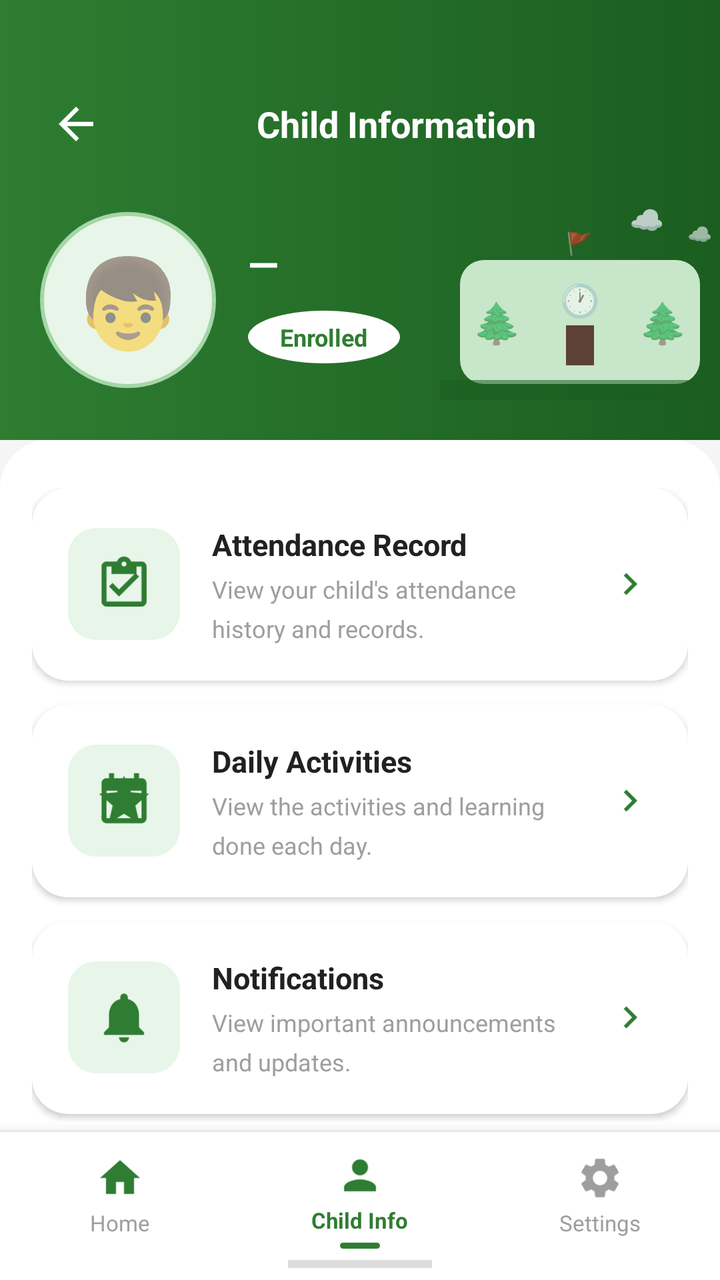
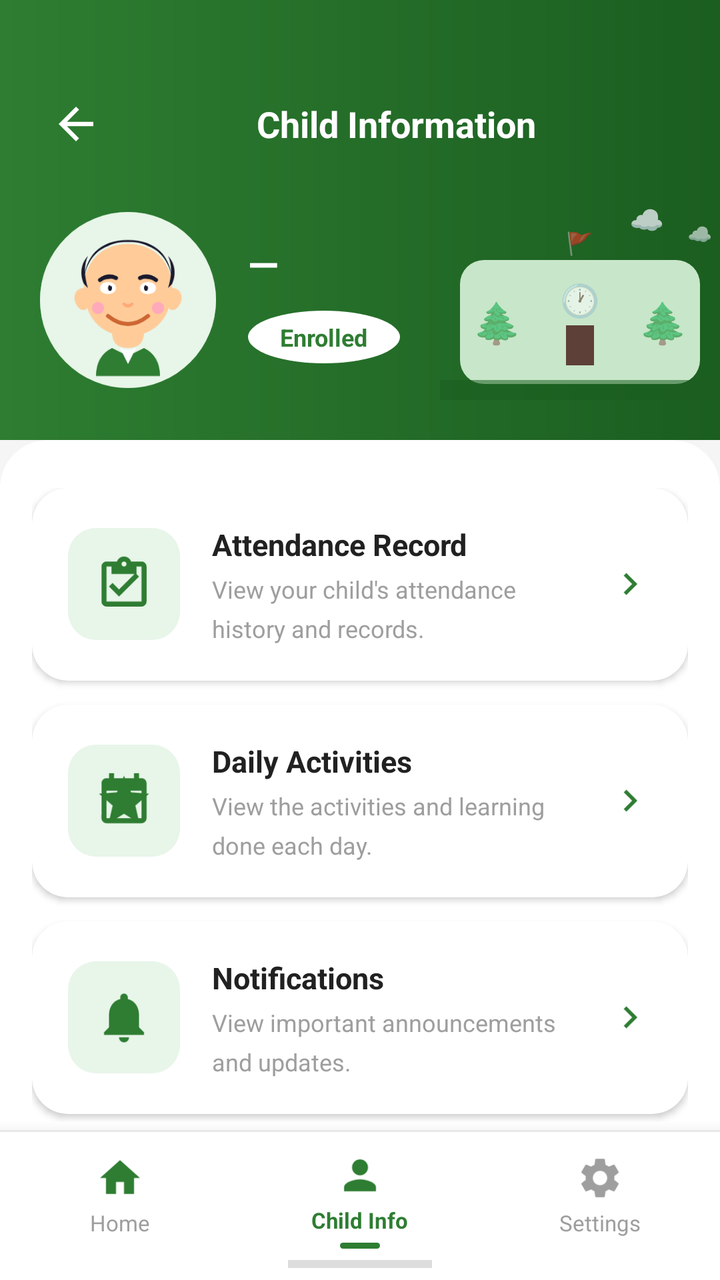

Before-and-after screenshots of an Android layout around one commit, followed by the original layout XML and the change that was made.
<!-- AndroidManifest.xml: application theme Theme.AlamadaChildMonitor -->
<!-- res/layout/activity_child_detail.xml -->
<?xml version="1.0" encoding="utf-8"?>
<LinearLayout
    xmlns:android="http://schemas.android.com/apk/res/android"
    xmlns:app="http://schemas.android.com/apk/res-auto"
    android:layout_width="match_parent"
    android:layout_height="match_parent"
    android:orientation="vertical"
    android:background="#F5F5F5">

    
    <LinearLayout
        android:layout_width="match_parent"
        android:layout_height="wrap_content"
        android:orientation="vertical"
        android:background="@drawable/header_green_gradient"
        android:paddingStart="20dp"
        android:paddingEnd="0dp"
        android:paddingTop="44dp"
        android:paddingBottom="20dp">

        
        <LinearLayout
            android:layout_width="match_parent"
            android:layout_height="wrap_content"
            android:orientation="horizontal"
            android:gravity="center_vertical"
            android:paddingEnd="20dp"
            android:layout_marginBottom="20dp">

            
            <FrameLayout
                android:id="@+id/btn_back"
                android:layout_width="36dp"
                android:layout_height="36dp"
                android:clickable="true"
                android:focusable="true"
                android:background="?attr/selectableItemBackgroundBorderless">

                <ImageView
                    android:layout_width="26dp"
                    android:layout_height="26dp"
                    android:layout_gravity="center"
                    android:src="@drawable/ic_back"
                    android:contentDescription="Back"/>
            </FrameLayout>

            
            <TextView
                android:layout_width="0dp"
                android:layout_height="wrap_content"
                android:layout_weight="1"
                android:text="Child Information"
                android:textColor="#FFFFFF"
                android:textSize="18sp"
                android:textStyle="bold"
                android:gravity="center"/>

            
            <TextView
                android:id="@+id/btn_switch_child"
                android:layout_width="wrap_content"
                android:layout_height="32dp"
                android:text="Switch"
                android:textColor="#FFFFFF"
                android:textSize="11sp"
                android:textStyle="bold"
                android:gravity="center"
                android:paddingStart="14dp"
                android:paddingEnd="14dp"
                android:background="@drawable/circle_white_20_bg"
                android:clickable="true"
                android:focusable="true"
                android:visibility="gone"/>
        </LinearLayout>

        
        <LinearLayout
            android:layout_width="match_parent"
            android:layout_height="wrap_content"
            android:orientation="horizontal"
            android:gravity="center_vertical">

            
            <FrameLayout
                android:layout_width="88dp"
                android:layout_height="88dp"
                android:layout_marginEnd="16dp">

                
                <View
                    android:layout_width="88dp"
                    android:layout_height="88dp"
                    android:background="@drawable/circle_avatar_bg"/>

                
                <ImageView
                    android:id="@+id/iv_photo"
                    android:layout_width="88dp"
                    android:layout_height="88dp"
                    android:scaleType="centerCrop"
                    android:background="@drawable/circle_avatar_bg"
                    android:visibility="gone"
                    android:contentDescription="Child photo"/>

                
                <TextView
                    android:id="@+id/tv_photo_initial"
                    android:layout_width="88dp"
                    android:layout_height="88dp"
                    android:gravity="center"
                    android:text="👦"
                    android:textSize="44sp"/>

            </FrameLayout>

            
            <LinearLayout
                android:layout_width="0dp"
                android:layout_height="wrap_content"
                android:layout_weight="1"
                android:orientation="vertical"
                android:layout_marginEnd="8dp">

                <TextView
                    android:id="@+id/tv_name"
                    android:layout_width="wrap_content"
                    android:layout_height="wrap_content"
                    android:text="—"
                    android:textColor="#FFFFFF"
                    android:textSize="20sp"
                    android:textStyle="bold"
                    android:layout_marginBottom="10dp"/>

                
                <TextView
                    android:id="@+id/tv_status"
                    android:layout_width="wrap_content"
                    android:layout_height="wrap_content"
                    android:text="Enrolled"
                    android:textColor="#2E7D32"
                    android:textSize="12sp"
                    android:textStyle="bold"
                    android:paddingStart="16dp"
                    android:paddingEnd="16dp"
                    android:paddingTop="5dp"
                    android:paddingBottom="5dp"
                    android:background="@drawable/circle_white_bg"/>
            </LinearLayout>

            
            <RelativeLayout
                android:layout_width="140dp"
                android:layout_height="100dp">

                
                <TextView
                    android:layout_width="wrap_content"
                    android:layout_height="wrap_content"
                    android:text="☁"
                    android:textSize="14sp"
                    android:textColor="#FFFFFF"
                    android:alpha="0.8"
                    android:layout_alignParentEnd="true"
                    android:layout_marginEnd="28dp"
                    android:layout_marginTop="0dp"/>

                <TextView
                    android:layout_width="wrap_content"
                    android:layout_height="wrap_content"
                    android:text="☁"
                    android:textSize="10sp"
                    android:textColor="#FFFFFF"
                    android:alpha="0.65"
                    android:layout_alignParentEnd="true"
                    android:layout_marginEnd="4dp"
                    android:layout_marginTop="10dp"/>

                
                <TextView
                    android:layout_width="wrap_content"
                    android:layout_height="wrap_content"
                    android:text="🚩"
                    android:textSize="11sp"
                    android:layout_centerHorizontal="true"
                    android:layout_marginTop="14dp"/>

                
                <LinearLayout
                    android:layout_width="120dp"
                    android:layout_height="62dp"
                    android:layout_centerHorizontal="true"
                    android:layout_alignParentBottom="true"
                    android:layout_marginBottom="8dp"
                    android:background="@drawable/school_building_bg"
                    android:orientation="horizontal"
                    android:gravity="center_vertical"
                    android:paddingStart="6dp"
                    android:paddingEnd="6dp">

                    <TextView
                        android:layout_width="wrap_content"
                        android:layout_height="wrap_content"
                        android:text="🌲"
                        android:textSize="20sp"/>

                    <LinearLayout
                        android:layout_width="0dp"
                        android:layout_height="match_parent"
                        android:layout_weight="1"
                        android:orientation="vertical"
                        android:gravity="center">

                        <TextView
                            android:layout_width="wrap_content"
                            android:layout_height="wrap_content"
                            android:text="🕐"
                            android:textSize="16sp"
                            android:gravity="center"/>

                        <View
                            android:layout_width="14dp"
                            android:layout_height="20dp"
                            android:background="#5D4037"
                            android:layout_marginTop="2dp"
                            android:layout_gravity="center_horizontal"/>
                    </LinearLayout>

                    <TextView
                        android:layout_width="wrap_content"
                        android:layout_height="wrap_content"
                        android:text="🌲"
                        android:textSize="20sp"/>
                </LinearLayout>

                
                <View
                    android:layout_width="match_parent"
                    android:layout_height="10dp"
                    android:layout_alignParentBottom="true"
                    android:background="#1B5E20"
                    android:alpha="0.55"/>
            </RelativeLayout>

        </LinearLayout>

    </LinearLayout>

    
    <androidx.core.widget.NestedScrollView
        android:layout_width="match_parent"
        android:layout_height="0dp"
        android:layout_weight="1"
        android:fillViewport="true"
        android:overScrollMode="never">

        <LinearLayout
            android:layout_width="match_parent"
            android:layout_height="wrap_content"
            android:orientation="vertical"
            android:background="@drawable/rounded_top_white"
            android:paddingTop="24dp"
            android:paddingStart="16dp"
            android:paddingEnd="16dp"
            android:paddingBottom="28dp">

            
            <ProgressBar
                android:id="@+id/progress_bar"
                android:layout_width="wrap_content"
                android:layout_height="wrap_content"
                android:layout_gravity="center"
                android:visibility="gone"
                android:layout_marginBottom="12dp"/>

            
            <androidx.cardview.widget.CardView
                android:id="@+id/card_attendance"
                android:layout_width="match_parent"
                android:layout_height="wrap_content"
                android:layout_marginBottom="12dp"
                android:foreground="?attr/selectableItemBackground"
                android:clickable="true"
                android:focusable="true"
                app:cardCornerRadius="18dp"
                app:cardElevation="2dp"
                app:cardBackgroundColor="#FFFFFF">

                <LinearLayout
                    android:layout_width="match_parent"
                    android:layout_height="wrap_content"
                    android:orientation="horizontal"
                    android:padding="18dp"
                    android:gravity="center_vertical">

                    
                    <FrameLayout
                        android:layout_width="56dp"
                        android:layout_height="56dp"
                        android:layout_marginEnd="16dp"
                        android:background="@drawable/quick_icon_bg_green">

                        <ImageView
                            android:layout_width="30dp"
                            android:layout_height="30dp"
                            android:layout_gravity="center"
                            android:src="@drawable/ic_attendance"
                            android:contentDescription="Attendance"/>
                    </FrameLayout>

                    
                    <LinearLayout
                        android:layout_width="0dp"
                        android:layout_height="wrap_content"
                        android:layout_weight="1"
                        android:orientation="vertical">

                        <TextView
                            android:layout_width="wrap_content"
                            android:layout_height="wrap_content"
                            android:text="Attendance Record"
                            android:textSize="15sp"
                            android:textStyle="bold"
                            android:textColor="#212121"/>

                        <TextView
                            android:layout_width="wrap_content"
                            android:layout_height="wrap_content"
                            android:text="View your child&#39;s attendance\nhistory and records."
                            android:textSize="12sp"
                            android:textColor="#9E9E9E"
                            android:lineSpacingMultiplier="1.35"
                            android:layout_marginTop="4dp"/>
                    </LinearLayout>

                    
                    <ImageView
                        android:layout_width="22dp"
                        android:layout_height="22dp"
                        android:src="@drawable/ic_arrow_right"
                        android:layout_marginStart="8dp"
                        android:contentDescription="Open"/>

                </LinearLayout>
            </androidx.cardview.widget.CardView>

            
            <androidx.cardview.widget.CardView
                android:id="@+id/card_activities"
                android:layout_width="match_parent"
                android:layout_height="wrap_content"
                android:layout_marginBottom="12dp"
                android:foreground="?attr/selectableItemBackground"
                android:clickable="true"
                android:focusable="true"
                app:cardCornerRadius="18dp"
                app:cardElevation="2dp"
                app:cardBackgroundColor="#FFFFFF">

                <LinearLayout
                    android:layout_width="match_parent"
                    android:layout_height="wrap_content"
                    android:orientation="horizontal"
                    android:padding="18dp"
                    android:gravity="center_vertical">

                    <FrameLayout
                        android:layout_width="56dp"
                        android:layout_height="56dp"
                        android:layout_marginEnd="16dp"
                        android:background="@drawable/quick_icon_bg_green">

                        <ImageView
                            android:layout_width="30dp"
                            android:layout_height="30dp"
                            android:layout_gravity="center"
                            android:src="@drawable/ic_activities"
                            android:contentDescription="Activities"/>
                    </FrameLayout>

                    <LinearLayout
                        android:layout_width="0dp"
                        android:layout_height="wrap_content"
                        android:layout_weight="1"
                        android:orientation="vertical">

                        <TextView
                            android:layout_width="wrap_content"
                            android:layout_height="wrap_content"
                            android:text="Daily Activities"
                            android:textSize="15sp"
                            android:textStyle="bold"
                            android:textColor="#212121"/>

                        <TextView
                            android:layout_width="wrap_content"
                            android:layout_height="wrap_content"
                            android:text="View the activities and learning\ndone each day."
                            android:textSize="12sp"
                            android:textColor="#9E9E9E"
                            android:lineSpacingMultiplier="1.35"
                            android:layout_marginTop="4dp"/>
                    </LinearLayout>

                    <ImageView
                        android:layout_width="22dp"
                        android:layout_height="22dp"
                        android:src="@drawable/ic_arrow_right"
                        android:layout_marginStart="8dp"
                        android:contentDescription="Open"/>

                </LinearLayout>
            </androidx.cardview.widget.CardView>

            
            <androidx.cardview.widget.CardView
                android:id="@+id/card_notifications"
                android:layout_width="match_parent"
                android:layout_height="wrap_content"
                android:layout_marginBottom="4dp"
                android:foreground="?attr/selectableItemBackground"
                android:clickable="true"
                android:focusable="true"
                app:cardCornerRadius="18dp"
                app:cardElevation="2dp"
                app:cardBackgroundColor="#FFFFFF">

                <LinearLayout
                    android:layout_width="match_parent"
                    android:layout_height="wrap_content"
                    android:orientation="horizontal"
                    android:padding="18dp"
                    android:gravity="center_vertical">

                    <FrameLayout
                        android:layout_width="56dp"
                        android:layout_height="56dp"
                        android:layout_marginEnd="16dp"
                        android:background="@drawable/quick_icon_bg_green">

                        <ImageView
                            android:layout_width="30dp"
                            android:layout_height="30dp"
                            android:layout_gravity="center"
                            android:src="@drawable/ic_bell_card"
                            android:contentDescription="Notifications"/>
                    </FrameLayout>

                    <LinearLayout
                        android:layout_width="0dp"
                        android:layout_height="wrap_content"
                        android:layout_weight="1"
                        android:orientation="vertical">

                        <TextView
                            android:layout_width="wrap_content"
                            android:layout_height="wrap_content"
                            android:text="Notifications"
                            android:textSize="15sp"
                            android:textStyle="bold"
                            android:textColor="#212121"/>

                        <TextView
                            android:layout_width="wrap_content"
                            android:layout_height="wrap_content"
                            android:text="View important announcements\nand updates."
                            android:textSize="12sp"
                            android:textColor="#9E9E9E"
                            android:lineSpacingMultiplier="1.35"
                            android:layout_marginTop="4dp"/>
                    </LinearLayout>

                    <ImageView
                        android:layout_width="22dp"
                        android:layout_height="22dp"
                        android:src="@drawable/ic_arrow_right"
                        android:layout_marginStart="8dp"
                        android:contentDescription="Open"/>

                </LinearLayout>
            </androidx.cardview.widget.CardView>

        </LinearLayout>
    </androidx.core.widget.NestedScrollView>

    
    <LinearLayout
        android:layout_width="match_parent"
        android:layout_height="wrap_content"
        android:orientation="vertical"
        android:background="#FFFFFF"
        android:elevation="12dp">

        
        <View
            android:layout_width="match_parent"
            android:layout_height="1dp"
            android:background="#E8E8E8"/>

        
        <LinearLayout
            android:layout_width="match_parent"
            android:layout_height="62dp"
            android:orientation="horizontal">

            
            <LinearLayout
                android:id="@+id/tab_home"
                android:layout_width="0dp"
                android:layout_height="match_parent"
                android:layout_weight="1"
                android:orientation="vertical"
                android:gravity="center"
                android:paddingTop="8dp"
                android:paddingBottom="6dp"
                android:background="?attr/selectableItemBackgroundBorderless"
                android:clickable="true"
                android:focusable="true">

                <ImageView
                    android:layout_width="24dp"
                    android:layout_height="24dp"
                    android:src="@drawable/ic_home"
                    android:contentDescription="Home"/>

                <TextView
                    android:layout_width="wrap_content"
                    android:layout_height="wrap_content"
                    android:text="Home"
                    android:textSize="11sp"
                    android:textColor="#9E9E9E"
                    android:layout_marginTop="3dp"/>

            </LinearLayout>

            
            <LinearLayout
                android:layout_width="0dp"
                android:layout_height="match_parent"
                android:layout_weight="1"
                android:orientation="vertical"
                android:gravity="center"
                android:paddingTop="8dp"
                android:paddingBottom="2dp">

                <ImageView
                    android:layout_width="24dp"
                    android:layout_height="24dp"
                    android:src="@drawable/ic_child_active"
                    android:contentDescription="Child Info"/>

                <TextView
                    android:layout_width="wrap_content"
                    android:layout_height="wrap_content"
                    android:text="Child Info"
                    android:textSize="11sp"
                    android:textColor="#2E7D32"
                    android:textStyle="bold"
                    android:layout_marginTop="3dp"/>

                
                <View
                    android:layout_width="20dp"
                    android:layout_height="3dp"
                    android:background="@drawable/tab_active_indicator"
                    android:layout_marginTop="4dp"/>

            </LinearLayout>

            
            <LinearLayout
                android:id="@+id/tab_settings"
                android:layout_width="0dp"
                android:layout_height="match_parent"
                android:layout_weight="1"
                android:orientation="vertical"
                android:gravity="center"
                android:paddingTop="8dp"
                android:paddingBottom="6dp"
                android:background="?attr/selectableItemBackgroundBorderless"
                android:clickable="true"
                android:focusable="true">

                <ImageView
                    android:layout_width="24dp"
                    android:layout_height="24dp"
                    android:src="@drawable/ic_settings"
                    android:contentDescription="Settings"/>

                <TextView
                    android:layout_width="wrap_content"
                    android:layout_height="wrap_content"
                    android:text="Settings"
                    android:textSize="11sp"
                    android:textColor="#9E9E9E"
                    android:layout_marginTop="3dp"/>

            </LinearLayout>

        </LinearLayout>

        
        <View
            android:layout_width="72dp"
            android:layout_height="4dp"
            android:background="#212121"
            android:alpha="0.15"
            android:layout_gravity="center_horizontal"
            android:layout_marginTop="2dp"
            android:layout_marginBottom="6dp"/>

    </LinearLayout>

</LinearLayout>
<!-- resources referenced by this layout -->
<resources>
  <!-- drawable circle_avatar_bg (drawable) -->
  <?xml version="1.0" encoding="utf-8"?>
  <shape xmlns:android="http://schemas.android.com/apk/res/android"
      android:shape="oval">
      <solid android:color="#E8F5E9"/>
      <stroke android:width="2dp" android:color="#A5D6A7"/>
  </shape>
  <!-- drawable circle_white_20_bg (drawable) -->
  <?xml version="1.0" encoding="utf-8"?>
  <shape xmlns:android="http://schemas.android.com/apk/res/android"
      android:shape="oval">
      <solid android:color="#33FFFFFF"/>
  </shape>
  <!-- drawable circle_white_bg (drawable) -->
  <?xml version="1.0" encoding="utf-8"?>
  <shape xmlns:android="http://schemas.android.com/apk/res/android"
      android:shape="oval">
      <solid android:color="#FFFFFF"/>
  </shape>
  <!-- drawable header_green_gradient (drawable) -->
  <?xml version="1.0" encoding="utf-8"?>
  <shape xmlns:android="http://schemas.android.com/apk/res/android"
      android:shape="rectangle">
      <gradient
          android:startColor="#1B5E20"
          android:endColor="#2E7D32"
          android:angle="180"
          android:type="linear"/>
  </shape>
  <!-- drawable ic_arrow_right (drawable) -->
  <?xml version="1.0" encoding="utf-8"?>
  <vector xmlns:android="http://schemas.android.com/apk/res/android"
      android:width="24dp"
      android:height="24dp"
      android:viewportWidth="24"
      android:viewportHeight="24">
      <path
          android:fillColor="#2E7D32"
          android:pathData="M8.59,16.59L13.17,12 8.59,7.41 10,6l6,6-6,6-1.41-1.41z"/>
  </vector>
  <!-- drawable ic_back (drawable) -->
  <?xml version="1.0" encoding="utf-8"?>
  <vector xmlns:android="http://schemas.android.com/apk/res/android"
      android:width="24dp"
      android:height="24dp"
      android:viewportWidth="24"
      android:viewportHeight="24">
      <path
          android:fillColor="#FFFFFF"
          android:pathData="M20,11H7.83l5.59,-5.59L12,4l-8,8 8,8 1.41,-1.41L7.83,13H20v-2z"/>
  </vector>
  <!-- drawable ic_home (drawable) -->
  <?xml version="1.0" encoding="utf-8"?>
  <vector xmlns:android="http://schemas.android.com/apk/res/android"
      android:width="24dp"
      android:height="24dp"
      android:viewportWidth="24"
      android:viewportHeight="24">
      <path
          android:fillColor="#2E7D32"
          android:pathData="M10,20v-6h4v6h5v-8h3L12,3 2,12h3v8z"/>
  </vector>
  <!-- drawable quick_icon_bg_green (drawable) -->
  <?xml version="1.0" encoding="utf-8"?>
  <shape xmlns:android="http://schemas.android.com/apk/res/android"
      android:shape="rectangle">
      <solid android:color="#E8F5E9"/>
      <corners android:radius="14dp"/>
  </shape>
  <!-- drawable rounded_top_white (drawable) -->
  <?xml version="1.0" encoding="utf-8"?>
  <shape xmlns:android="http://schemas.android.com/apk/res/android"
      android:shape="rectangle">
      <solid android:color="#FFFFFF"/>
      <corners
          android:topLeftRadius="24dp"
          android:topRightRadius="24dp"
          android:bottomLeftRadius="0dp"
          android:bottomRightRadius="0dp"/>
  </shape>
  <!-- drawable school_building_bg (drawable) -->
  <?xml version="1.0" encoding="utf-8"?>
  <shape xmlns:android="http://schemas.android.com/apk/res/android"
      android:shape="rectangle">
      <solid android:color="#C8E6C9"/>
      <corners android:radius="12dp"/>
  </shape>
  <!-- drawable tab_active_indicator (drawable) -->
  <?xml version="1.0" encoding="utf-8"?>
  <shape xmlns:android="http://schemas.android.com/apk/res/android"
      android:shape="rectangle">
      <solid android:color="#2E7D32"/>
      <corners android:radius="4dp"/>
  </shape>
  <color name="primary">         #2E7D32</color>
  <color name="primary_dark">    #1B5E20</color>
  <color name="accent">          #FF6F00</color>
  <color name="background">      #F5F5F5</color>
  <color name="white">           #FFFFFF</color>
  <!-- unchanged entries left out for length: 6 -->
</resources>

<!-- the commit's change to res/layout/activity_child_detail.xml (unified diff, before → after) -->
@@ -94,6 +94,15 @@
 
                 
                 <ImageView
+                    android:id="@+id/iv_avatar_default"
+                    android:layout_width="88dp"
+                    android:layout_height="88dp"
+                    android:src="@drawable/ic_child_avatar"
+                    android:scaleType="fitCenter"
+                    android:contentDescription="Child avatar"/>
+
+                
+                <ImageView
                     android:id="@+id/iv_photo"
                     android:layout_width="88dp"
                     android:layout_height="88dp"
@@ -109,7 +118,8 @@
                     android:layout_height="88dp"
                     android:gravity="center"
                     android:text="👦"
-                    android:textSize="44sp"/>
+                    android:textSize="44sp"
+                    android:visibility="gone"/>
 
             </FrameLayout>
 
<!-- resource entries referenced after the edit -->
@@ -51,6 +51,7 @@
           android:fillColor="#FFFFFF"
           android:pathData="M20,11H7.83l5.59,-5.59L12,4l-8,8 8,8 1.41,-1.41L7.83,13H20v-2z"/>
   </vector>
+  <!-- drawable ic_child_avatar: vector/xml drawable (drawable, 3533 chars, omitted) -->
   <!-- drawable ic_home (drawable) -->
   <?xml version="1.0" encoding="utf-8"?>
   <vector xmlns:android="http://schemas.android.com/apk/res/android"
